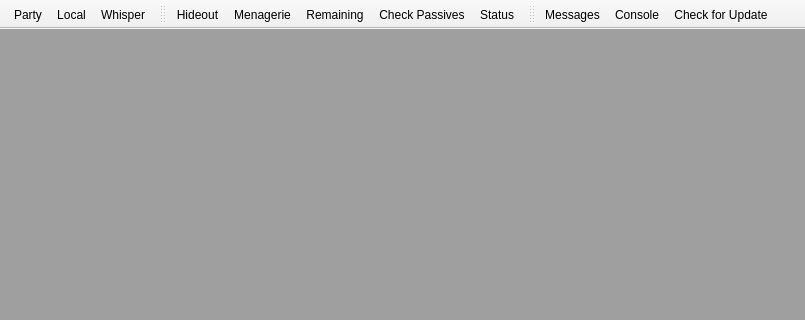
First picture: the form in PoePal/PMainWindow.ui, repository PoePal/PoePal, before the edit; both pictures show x 145 to 950 and y 0 to 320 of the 950 by 792 pixel window.
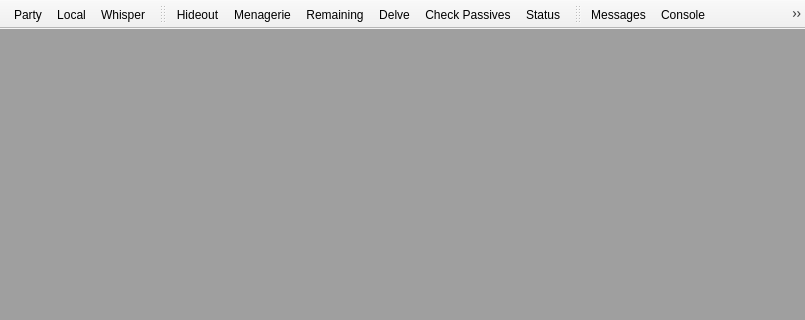
Second picture: the form after the edit. Icons and pictures are not drawn.

Patch:
```diff
--- a/PoePal/PMainWindow.ui
+++ b/PoePal/PMainWindow.ui
@@ -84,6 +84,7 @@
    <addaction name="_HideoutAction"/>
    <addaction name="_MenagerieAction"/>
    <addaction name="_RemainingAction"/>
+   <addaction name="_DelveAction"/>
    <addaction name="_PassivesAction"/>
    <addaction name="_StatusAction"/>
   </widget>
@@ -365,6 +366,15 @@
     <string>Set Status</string>
    </property>
   </action>
+  <action name="_DelveAction">
+   <property name="icon">
+    <iconset resource="PoePal.qrc">
+     <normaloff>:/PoePal/Resources/32x32/helmet_mine.png</normaloff>:/PoePal/Resources/32x32/helmet_mine.png</iconset>
+   </property>
+   <property name="text">
+    <string>Delve</string>
+   </property>
+  </action>
  </widget>
  <layoutdefault spacing="6" margin="11"/>
  <resources>
```
